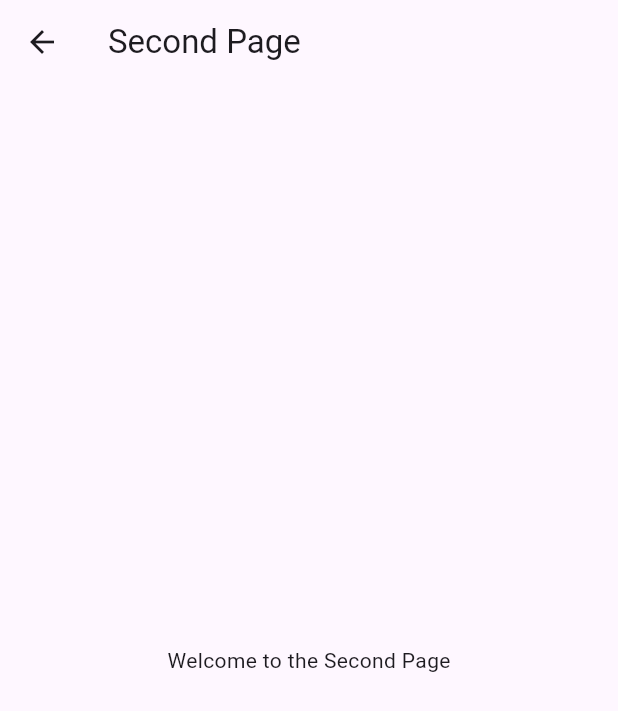
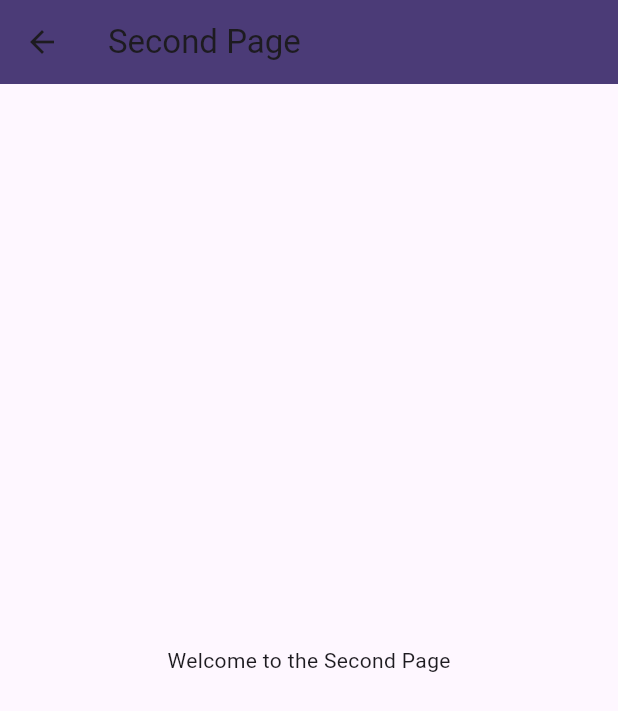
Before and after one commit to musondaAlexander/Flutter_Templates, a Flutter app: the screen it shows after launch, after a tap on "Go to Next Page", on a phone screen of 412 x 824 dp. Shown: the top 711 px of the screen. Run offline on Flutter 3.47's test engine with Material 2 defaults, Android fonts, the phone set to English and light mode, and no system bars; our stand-ins replace get.

Commit message:
updates two files

```diff
--- a/getextexampleapp/lib/main.dart
+++ b/getextexampleapp/lib/main.dart
@@ -13,6 +13,7 @@ class MyApp extends StatelessWidget {
   @override
   Widget build(BuildContext context) {
     return GetMaterialApp(
+      debugShowCheckedModeBanner: false,
       title: 'Flutter Demo',
       theme: ThemeData(
         colorScheme: ColorScheme.fromSeed(seedColor: Colors.deepPurple),
--- a/getextexampleapp/lib/nextpage.dart
+++ b/getextexampleapp/lib/nextpage.dart
@@ -17,6 +17,7 @@ class NextPage extends StatelessWidget {
       appBar: AppBar(
         // Add title text to the Appbar
         title: Text("Second Page"),
+        backgroundColor: Color.fromARGB(255, 75, 59, 119),
       ),
       // Add body to the Scaffold
       body: Center(
```
